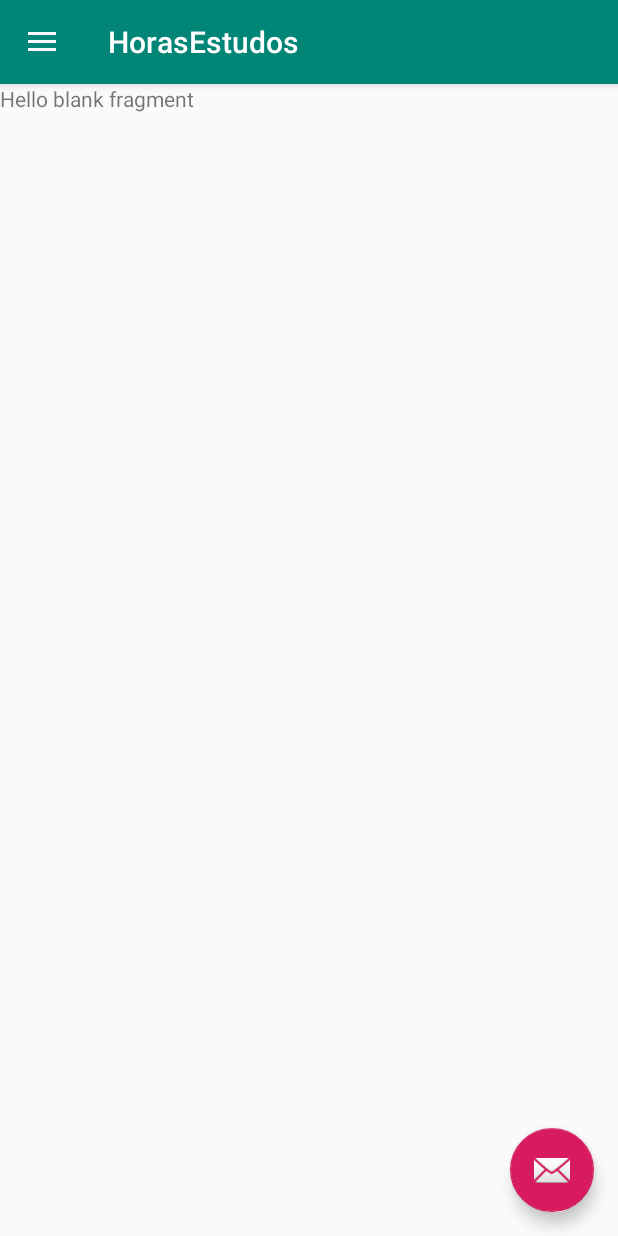
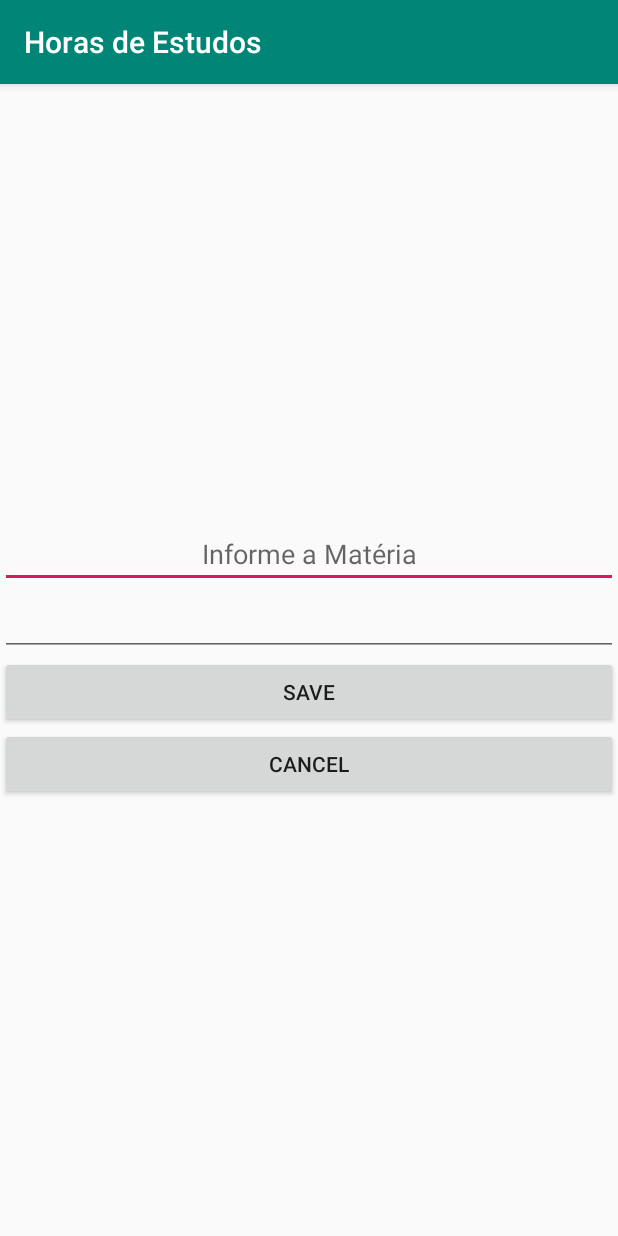
Before and after one commit to jdleite/HorasEstudos_2.0, an Android app: the screen it shows after launch (MainActivity before the commit, FormDisciplineActivity after it), on a phone screen of 412 x 824 dp. Run offline under Robolectric (Android 15) with nearby library versions, the phone set to English and light mode, and no system bars; 1 statement that could not run was skipped.

Commit message:
Feito os pacotes e o banco de dados, faltando apenas a implementação do mesmo,feito também a tela de cadastro da matéria.

```diff
--- a/app/src/main/AndroidManifest.xml
+++ b/app/src/main/AndroidManifest.xml
@@ -10,6 +10,7 @@
         android:roundIcon="@mipmap/ic_launcher_round"
         android:supportsRtl="true"
         android:theme="@style/AppTheme">
+        <activity android:name=".views.banco.FormDisciplineActivity"></activity>
         <activity
             android:name=".views.views.MainActivity"
             android:label="@string/app_name"
--- /dev/null
+++ b/app/src/main/java/com/br/horasestudos/views/banco/FormDisciplineActivity.java
@@ -0,0 +1,15 @@
+package com.br.horasestudos.views.banco;
+
+import android.support.v7.app.AppCompatActivity;
+import android.os.Bundle;
+
+import com.br.horasestudos.R;
+
+public class FormDisciplineActivity extends AppCompatActivity {
+
+    @Override
+    protected void onCreate(Bundle savedInstanceState) {
+        super.onCreate(savedInstanceState);
+        setContentView(R.layout.activity_form_discipline);
+    }
+}
--- a/app/src/main/java/com/br/horasestudos/views/banco/MainDb.java
+++ b/app/src/main/java/com/br/horasestudos/views/banco/MainDb.java
@@ -5,7 +5,7 @@ import android.database.sqlite.SQLiteOpenHelper;
 
 public class MainDb extends SQLiteOpenHelper {
 
-    private static String BANCO = "BANCO";
+    private static String BANCO = "DATABASE";
     public static String TABELA = "MATERIAS";
     private  static  int VERSAO = 1;
 
--- /dev/null
+++ b/app/src/main/java/com/br/horasestudos/views/viewHolder/DisciplineViewHolder.java
@@ -0,0 +1,4 @@
+package com.br.horasestudos.views.viewHolder;
+
+public class DisciplineViewHolder  {
+}
--- a/app/src/main/java/com/br/horasestudos/views/views/MainActivity.java
+++ b/app/src/main/java/com/br/horasestudos/views/views/MainActivity.java
@@ -1,5 +1,6 @@
 package com.br.horasestudos.views.views;
 
+import android.content.Intent;
 import android.os.Bundle;
 import android.support.v4.app.Fragment;
 import android.support.v4.app.FragmentManager;
@@ -13,6 +14,7 @@ import android.view.Menu;
 import android.view.MenuItem;
 
 import com.br.horasestudos.R;
+import com.br.horasestudos.views.banco.FormDisciplineActivity;
 
 public class MainActivity extends AppCompatActivity
         implements NavigationView.OnNavigationItemSelectedListener {
@@ -35,6 +37,8 @@ public class MainActivity extends AppCompatActivity
         navigationView.setNavigationItemSelectedListener(this);
 
         setDefaultFragment();
+
+        startActivity(new Intent(MainActivity.this, FormDisciplineActivity.class));
     }
 
     @Override
--- /dev/null
+++ b/app/src/main/res/layout/activity_form_discipline.xml
@@ -0,0 +1,34 @@
+<?xml version="1.0" encoding="utf-8"?>
+<LinearLayout xmlns:android="http://schemas.android.com/apk/res/android"
+    xmlns:app="http://schemas.android.com/apk/res-auto"
+    xmlns:tools="http://schemas.android.com/tools"
+    android:layout_width="match_parent"
+    android:layout_height="match_parent"
+    android:orientation="vertical"
+    android:gravity="center"
+    tools:context=".views.banco.FormDisciplineActivity">
+
+    <EditText
+        android:id="@+id/edtDiscipline"
+        android:hint="Informe a Matéria"
+        android:layout_width="match_parent"
+        android:layout_height="wrap_content"
+        android:textAlignment="center" />
+    <EditText
+        android:id="@+id/edtDate"
+        android:layout_width="match_parent"
+        android:layout_height="wrap_content"
+        android:textAlignment="center" />
+
+    <Button
+        android:id="@+id/btnSave"
+        android:text="@string/save"
+        android:layout_width="match_parent"
+        android:layout_height="wrap_content" />
+    <Button
+        android:id="@+id/btnCancel"
+        android:text="@string/cancel"
+        android:layout_width="match_parent"
+        android:layout_height="wrap_content" />
+
+</LinearLayout>
--- a/app/src/main/res/layout/fragment_all_discipline.xml
+++ b/app/src/main/res/layout/fragment_all_discipline.xml
@@ -5,10 +5,13 @@
     android:layout_height="match_parent"
     tools:context=".views.views.AllDisciplineFragment">
 
-    <!-- TODO: Update blank fragment layout -->
-    <TextView
+
+
+
+
+    <android.support.v7.widget.RecyclerView
+        android:id="@+id/recycler_all_discipline"
         android:layout_width="match_parent"
-        android:layout_height="match_parent"
-        android:text="@string/hello_blank_fragment" />
+        android:layout_height="match_parent"/>
 
 </FrameLayout>
--- a/app/src/main/res/values/colors.xml
+++ b/app/src/main/res/values/colors.xml
@@ -3,4 +3,5 @@
     <color name="colorPrimary">#008577</color>
     <color name="colorPrimaryDark">#00574B</color>
     <color name="colorAccent">#D81B60</color>
+    <color name="primaryText">#DD000000</color>
 </resources>
--- a/app/src/main/res/values/strings.xml
+++ b/app/src/main/res/values/strings.xml
@@ -1,5 +1,5 @@
 <resources>
-    <string name="app_name">HorasEstudos</string>
+    <string name="app_name">Horas de Estudos</string>
     <string name="navigation_drawer_open">Abrir Menu</string>
     <string name="navigation_drawer_close">Fechar Menu</string>
     <string name="nav_header_title">Android Studio</string>
@@ -8,8 +8,11 @@
     <string name="configuracoes">Configurações</string>
     <string name="datas">Datas</string>
     <string name="horas">Horas</string>
-    <string name="materias">Materias</string>
+    <string name="materias">Matérias</string>
 
     <!-- TODO: Remove or change this placeholder text -->
     <string name="hello_blank_fragment">Hello blank fragment</string>
+    <string name="nome_da_mat_ria">Nome da matéria</string>
+    <string name="cancel">Cancel</string>
+    <string name="save">Save</string>
 </resources>
```
Also changed, not shown: app/src/main/java/com/br/horasestudos/views/banco/CreateDatabase.java (added, +20 -0 lines), app/src/main/java/com/br/horasestudos/views/constants/Constants.java (added, +12 -0 lines), app/src/main/java/com/br/horasestudos/views/repository/Discipline.java (added, +61 -0 lines), app/src/main/res/layout/row_discipline.xml (added, +27 -0 lines), app/src/main/res/drawable/close.png (added).
